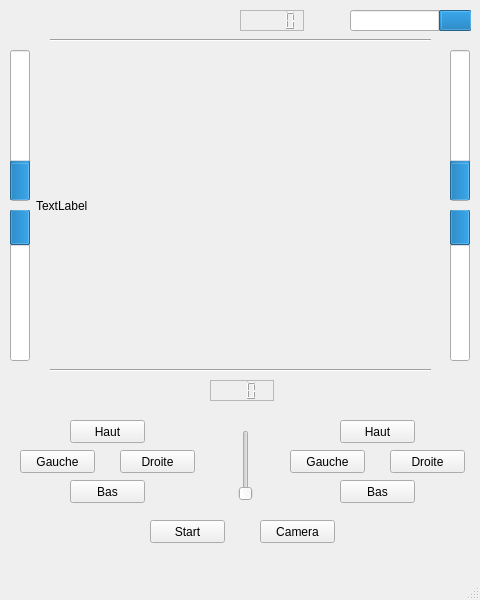
Old version of the form interface.ui in the repository JySky/RemoteBot.
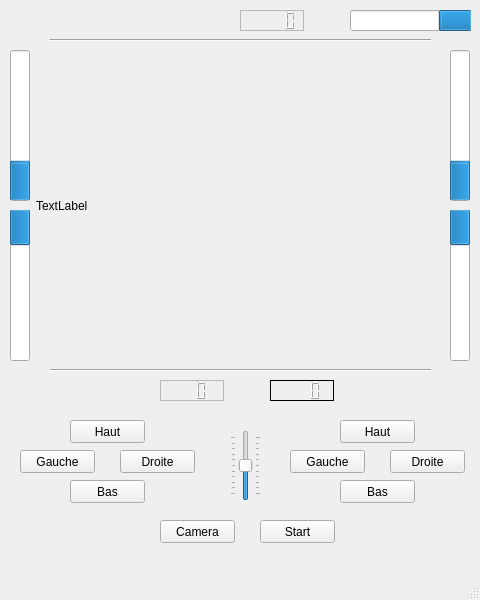
New version of the form.

The edit to the form file:
```diff
--- a/interface.ui
+++ b/interface.ui
@@ -174,9 +174,21 @@
       <height>71</height>
      </rect>
     </property>
+    <property name="maximum">
+     <number>100</number>
+    </property>
+    <property name="sliderPosition">
+     <number>50</number>
+    </property>
     <property name="orientation">
      <enum>Qt::Vertical</enum>
     </property>
+    <property name="tickPosition">
+     <enum>QSlider::TicksBothSides</enum>
+    </property>
+    <property name="tickInterval">
+     <number>10</number>
+    </property>
    </widget>
    <widget class="QProgressBar" name="progressBar_6">
     <property name="geometry">
@@ -262,7 +274,7 @@
    <widget class="QLCDNumber" name="lcdNumber_3">
     <property name="geometry">
      <rect>
-      <x>210</x>
+      <x>160</x>
       <y>380</y>
       <width>64</width>
       <height>21</height>
@@ -460,20 +472,7 @@
      <string>Haut</string>
     </property>
    </widget>
-   <widget class="QPushButton" name="pushButton_9">
-    <property name="geometry">
-     <rect>
-      <x>150</x>
-      <y>520</y>
-      <width>75</width>
-      <height>23</height>
-     </rect>
-    </property>
-    <property name="text">
-     <string>Start</string>
-    </property>
-   </widget>
-   <widget class="QPushButton" name="pushButton_10">
+   <widget class="QPushButton" name="robotStart">
     <property name="geometry">
      <rect>
       <x>260</x>
@@ -483,9 +482,93 @@
      </rect>
     </property>
     <property name="text">
+     <string>Start</string>
+    </property>
+   </widget>
+   <widget class="QPushButton" name="CameraStart">
+    <property name="geometry">
+     <rect>
+      <x>160</x>
+      <y>520</y>
+      <width>75</width>
+      <height>23</height>
+     </rect>
+    </property>
+    <property name="text">
      <string>Camera</string>
     </property>
    </widget>
+   <widget class="QLCDNumber" name="displaySpeedSet">
+    <property name="geometry">
+     <rect>
+      <x>270</x>
+      <y>380</y>
+      <width>64</width>
+      <height>21</height>
+     </rect>
+    </property>
+    <property name="palette">
+     <palette>
+      <active>
+       <colorrole role="Text">
+        <brush brushstyle="SolidPattern">
+         <color alpha="255">
+          <red>0</red>
+          <green>0</green>
+          <blue>0</blue>
+         </color>
+        </brush>
+       </colorrole>
+      </active>
+      <inactive>
+       <colorrole role="Text">
+        <brush brushstyle="SolidPattern">
+         <color alpha="255">
+          <red>0</red>
+          <green>0</green>
+          <blue>0</blue>
+         </color>
+        </brush>
+       </colorrole>
+      </inactive>
+      <disabled>
+       <colorrole role="Text">
+        <brush brushstyle="SolidPattern">
+         <color alpha="255">
+          <red>120</red>
+          <green>120</green>
+          <blue>120</blue>
+         </color>
+        </brush>
+       </colorrole>
+      </disabled>
+     </palette>
+    </property>
+    <property name="frameShape">
+     <enum>QFrame::Box</enum>
+    </property>
+    <property name="frameShadow">
+     <enum>QFrame::Plain</enum>
+    </property>
+    <property name="lineWidth">
+     <number>1</number>
+    </property>
+    <property name="midLineWidth">
+     <number>0</number>
+    </property>
+    <property name="smallDecimalPoint">
+     <bool>false</bool>
+    </property>
+    <property name="digitCount">
+     <number>4</number>
+    </property>
+    <property name="mode">
+     <enum>QLCDNumber::Dec</enum>
+    </property>
+    <property name="segmentStyle">
+     <enum>QLCDNumber::Filled</enum>
+    </property>
+   </widget>
   </widget>
   <widget class="QMenuBar" name="menuBar">
    <property name="geometry">
```
Left out of the diff: 85 changed lines with no effect on the pictures.
